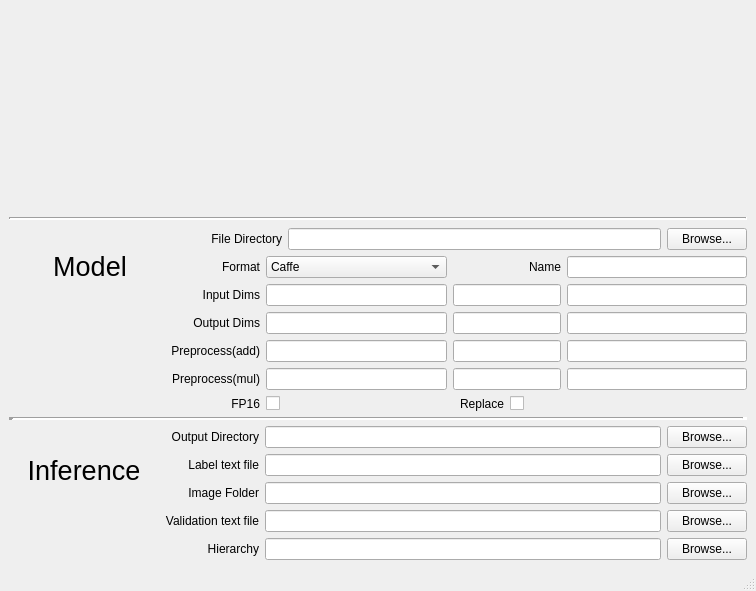
The window that inference_control.ui (kiritigowda/mivisionx-inference-analyzer) describes before a commit, drawn with Qt 5.
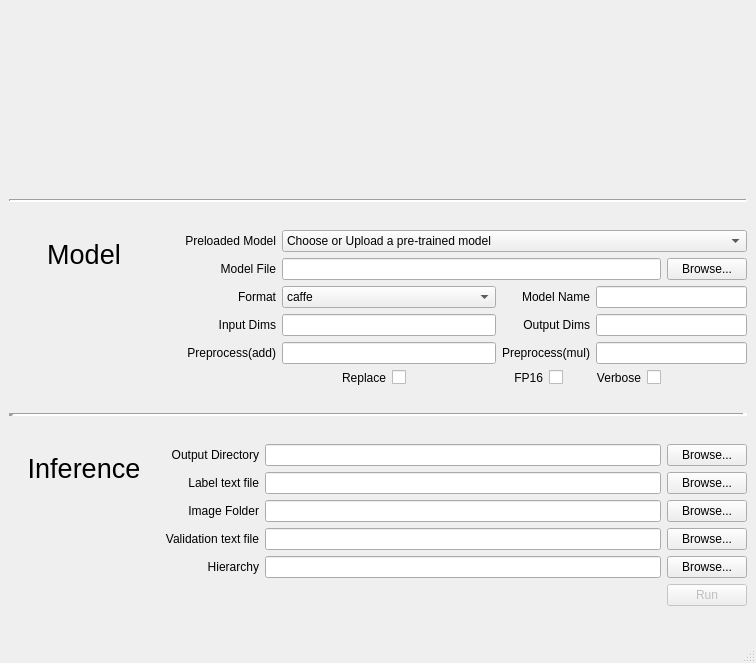
The same window after the commit. Icons and pictures are not drawn.

What changed in the file:
```diff
--- a/inference_control.ui
+++ b/inference_control.ui
@@ -7,7 +7,7 @@
     <x>0</x>
     <y>0</y>
     <width>756</width>
-    <height>591</height>
+    <height>663</height>
    </rect>
   </property>
   <property name="sizePolicy">
@@ -105,6 +105,9 @@
       <property name="orientation">
        <enum>Qt::Vertical</enum>
       </property>
+      <property name="sizeType">
+       <enum>QSizePolicy::Fixed</enum>
+      </property>
       <property name="sizeHint" stdset="0">
        <size>
         <width>20</width>
@@ -114,8 +117,6 @@
      </spacer>
     </item>
     <item>
-     <layout class="QGridLayout" name="gridLayout_3">
-      <item row="0" column="0" rowspan="2" colspan="3">
        <widget class="QFrame" name="frame">
         <property name="frameShape">
          <enum>QFrame::HLine</enum>
@@ -128,8 +129,10 @@
         </property>
        </widget>
       </item>
-      <item row="1" column="1" rowspan="3">
-       <widget class="QFrame" name="frame_3">
+    <item>
+     <layout class="QGridLayout" name="gridLayout">
+      <item row="0" column="0" rowspan="5">
+       <widget class="QFrame" name="model_frame">
         <property name="sizePolicy">
          <sizepolicy hsizetype="MinimumExpanding" vsizetype="Preferred">
           <horstretch>0</horstretch>
@@ -156,20 +159,7 @@
         </property>
         <layout class="QVBoxLayout" name="verticalLayout_2">
          <item>
-          <widget class="QLabel" name="model_icon">
-           <property name="text">
-            <string/>
-           </property>
-           <property name="pixmap">
-            <pixmap>images/model.png</pixmap>
-           </property>
-           <property name="alignment">
-            <set>Qt::AlignCenter</set>
-           </property>
-          </widget>
-         </item>
-         <item>
-          <widget class="QLabel" name="label">
+          <widget class="QLabel" name="model_label">
            <property name="font">
             <font>
              <family>Ubuntu</family>
@@ -202,10 +192,21 @@
         </layout>
        </widget>
       </item>
-      <item row="2" column="2">
-       <layout class="QHBoxLayout" name="horizontalLayout">
-        <item>
-         <widget class="QLabel" name="label_5">
+      <item row="0" column="1">
+       <widget class="QLabel" name="upload_label">
+        <property name="layoutDirection">
+         <enum>Qt::RightToLeft</enum>
+        </property>
+        <property name="text">
+         <string>Preloaded Model</string>
+        </property>
+        <property name="alignment">
+         <set>Qt::AlignRight|Qt::AlignTrailing|Qt::AlignVCenter</set>
+        </property>
+       </widget>
+      </item>
+      <item row="1" column="1">
+       <widget class="QLabel" name="file_label">
           <property name="minimumSize">
            <size>
             <width>111</width>
@@ -218,39 +219,22 @@
            </font>
           </property>
           <property name="text">
-           <string>File Directory</string>
+         <string>Model File</string>
           </property>
           <property name="alignment">
            <set>Qt::AlignRight|Qt::AlignTrailing|Qt::AlignVCenter</set>
           </property>
          </widget>
         </item>
-        <item>
-         <widget class="QLineEdit" name="lineEdit_2">
-          <property name="sizePolicy">
-           <sizepolicy hsizetype="Expanding" vsizetype="Preferred">
-            <horstretch>0</horstretch>
-            <verstretch>0</verstretch>
-           </sizepolicy>
-          </property>
-          <property name="text">
-           <string/>
-          </property>
-         </widget>
-        </item>
-        <item>
-         <widget class="QPushButton" name="pushButton">
+      <item row="1" column="5">
+       <widget class="QPushButton" name="file_pushButton">
           <property name="text">
            <string>Browse...</string>
           </property>
          </widget>
         </item>
-       </layout>
-      </item>
-      <item row="3" column="2">
-       <layout class="QGridLayout" name="gridLayout">
-        <item row="0" column="0">
-         <widget class="QLabel" name="label_3">
+      <item row="2" column="1">
+       <widget class="QLabel" name="format_label">
           <property name="font">
            <font>
             <family>Ubuntu</family>
@@ -264,8 +248,8 @@
           </property>
          </widget>
         </item>
-        <item row="0" column="1">
-         <widget class="QComboBox" name="comboBox_2">
+      <item row="2" column="2">
+       <widget class="QComboBox" name="format_comboBox">
           <property name="font">
            <font>
             <family>Ubuntu</family>
@@ -273,7 +257,7 @@
           </property>
           <item>
            <property name="text">
-            <string>Caffe</string>
+          <string>caffe</string>
            </property>
           </item>
           <item>
@@ -288,15 +272,25 @@
           </item>
          </widget>
         </item>
-        <item row="0" column="4">
-         <widget class="QLineEdit" name="lineEdit">
+      <item row="2" column="3">
+       <widget class="QLabel" name="name_label">
+        <property name="text">
+         <string>Model Name</string>
+        </property>
+        <property name="alignment">
+         <set>Qt::AlignRight|Qt::AlignTrailing|Qt::AlignVCenter</set>
+        </property>
+       </widget>
+      </item>
+      <item row="2" column="4" colspan="2">
+       <widget class="QLineEdit" name="name_lineEdit">
           <property name="text">
            <string/>
           </property>
          </widget>
         </item>
-        <item row="1" column="0">
-         <widget class="QLabel" name="label_6">
+      <item row="3" column="1">
+       <widget class="QLabel" name="idims__label">
           <property name="font">
            <font>
             <family>Ubuntu</family>
@@ -310,29 +304,15 @@
           </property>
          </widget>
         </item>
-        <item row="1" column="1">
-         <widget class="QLineEdit" name="lineEdit_3">
+      <item row="3" column="2">
+       <widget class="QLineEdit" name="idims_lineEdit">
           <property name="text">
            <string/>
           </property>
          </widget>
         </item>
-        <item row="1" column="2" colspan="2">
-         <widget class="QLineEdit" name="lineEdit_4">
-          <property name="text">
-           <string/>
-          </property>
-         </widget>
-        </item>
-        <item row="1" column="4">
-         <widget class="QLineEdit" name="lineEdit_5">
-          <property name="text">
-           <string/>
-          </property>
-         </widget>
-        </item>
-        <item row="2" column="0">
-         <widget class="QLabel" name="label_7">
+      <item row="3" column="3">
+       <widget class="QLabel" name="odims_label">
           <property name="font">
            <font>
             <family>Ubuntu</family>
@@ -346,29 +326,15 @@
           </property>
          </widget>
         </item>
-        <item row="2" column="1">
-         <widget class="QLineEdit" name="lineEdit_6">
+      <item row="3" column="4" colspan="2">
+       <widget class="QLineEdit" name="odims_lineEdit">
           <property name="text">
            <string/>
           </property>
          </widget>
         </item>
-        <item row="2" column="2" colspan="2">
-         <widget class="QLineEdit" name="lineEdit_7">
-          <property name="text">
-           <string/>
-          </property>
-         </widget>
-        </item>
-        <item row="2" column="4">
-         <widget class="QLineEdit" name="lineEdit_8">
-          <property name="text">
-           <string/>
-          </property>
-         </widget>
-        </item>
-        <item row="3" column="0">
-         <widget class="QLabel" name="label_13">
+      <item row="4" column="1">
+       <widget class="QLabel" name="padd_label">
           <property name="font">
            <font>
             <family>Ubuntu</family>
@@ -382,29 +348,15 @@
           </property>
          </widget>
         </item>
-        <item row="3" column="1">
-         <widget class="QLineEdit" name="lineEdit_14">
+      <item row="4" column="2">
+       <widget class="QLineEdit" name="padd_lineEdit">
           <property name="text">
            <string/>
           </property>
          </widget>
         </item>
-        <item row="3" column="2" colspan="2">
-         <widget class="QLineEdit" name="lineEdit_15">
-          <property name="text">
-           <string/>
-          </property>
-         </widget>
-        </item>
-        <item row="3" column="4">
-         <widget class="QLineEdit" name="lineEdit_16">
-          <property name="text">
-           <string/>
-          </property>
-         </widget>
-        </item>
-        <item row="4" column="0">
-         <widget class="QLabel" name="label_14">
+      <item row="4" column="3">
+       <widget class="QLabel" name="pmul_label">
           <property name="font">
            <font>
             <family>Ubuntu</family>
@@ -418,51 +370,17 @@
           </property>
          </widget>
         </item>
-        <item row="4" column="1">
-         <widget class="QLineEdit" name="lineEdit_18">
-          <property name="text">
-           <string/>
-          </property>
-         </widget>
-        </item>
-        <item row="4" column="2" colspan="2">
-         <widget class="QLineEdit" name="lineEdit_19">
-          <property name="text">
-           <string/>
-          </property>
-         </widget>
-        </item>
-        <item row="4" column="4">
-         <widget class="QLineEdit" name="lineEdit_17">
-          <property name="text">
-           <string/>
-          </property>
-         </widget>
-        </item>
-        <item row="5" column="0">
-         <widget class="QLabel" name="label_15">
-          <property name="font">
-           <font>
-            <family>Ubuntu</family>
-           </font>
-          </property>
-          <property name="text">
-           <string>FP16</string>
-          </property>
-          <property name="alignment">
-           <set>Qt::AlignRight|Qt::AlignTrailing|Qt::AlignVCenter</set>
-          </property>
-         </widget>
-        </item>
-        <item row="5" column="1">
-         <widget class="QCheckBox" name="checkBox">
+      <item row="4" column="4" colspan="2">
+       <widget class="QLineEdit" name="pmul_lineEdit">
           <property name="text">
            <string/>
           </property>
          </widget>
         </item>
         <item row="5" column="2">
-         <widget class="QLabel" name="label_16">
+       <layout class="QHBoxLayout" name="replace_Layout">
+        <item>
+         <widget class="QLabel" name="replace_label">
           <property name="text">
            <string>Replace</string>
           </property>
@@ -471,25 +389,84 @@
           </property>
          </widget>
         </item>
+        <item>
+         <widget class="QCheckBox" name="replace_checkBox">
+          <property name="text">
+           <string/>
+          </property>
+         </widget>
+        </item>
+       </layout>
+      </item>
         <item row="5" column="3">
-         <widget class="QCheckBox" name="checkBox_2">
+       <layout class="QHBoxLayout" name="fp16_Layout">
+        <item>
+         <widget class="QLabel" name="fp16_label">
+          <property name="font">
+           <font>
+            <family>Ubuntu</family>
+           </font>
+          </property>
           <property name="text">
+           <string>FP16</string>
+          </property>
+          <property name="alignment">
+           <set>Qt::AlignRight|Qt::AlignTrailing|Qt::AlignVCenter</set>
+          </property>
+         </widget>
+        </item>
+        <item>
+         <widget class="QCheckBox" name="fp16_checkBox">
+          <property name="text">
            <string/>
           </property>
          </widget>
         </item>
-        <item row="0" column="3">
-         <widget class="QLabel" name="label_4">
+       </layout>
+      </item>
+      <item row="5" column="4">
+       <layout class="QHBoxLayout" name="verbose_Layout">
+        <item>
+         <widget class="QLabel" name="verbose_label">
           <property name="text">
-           <string>Name</string>
+           <string>Verbose</string>
           </property>
           <property name="alignment">
            <set>Qt::AlignRight|Qt::AlignTrailing|Qt::AlignVCenter</set>
           </property>
          </widget>
         </item>
+        <item>
+         <widget class="QCheckBox" name="verbose_checkBox">
+          <property name="text">
+           <string/>
+          </property>
+         </widget>
+        </item>
        </layout>
       </item>
+      <item row="1" column="2" colspan="3">
+       <widget class="QLineEdit" name="file_lineEdit">
+        <property name="sizePolicy">
+         <sizepolicy hsizetype="Expanding" vsizetype="Preferred">
+          <horstretch>0</horstretch>
+          <verstretch>0</verstretch>
+         </sizepolicy>
+        </property>
+        <property name="text">
+         <string/>
+        </property>
+       </widget>
+      </item>
+      <item row="0" column="2" colspan="4">
+       <widget class="QComboBox" name="upload_comboBox">
+        <item>
+         <property name="text">
+          <string>Choose or Upload a pre-trained model</string>
+         </property>
+        </item>
+       </widget>
+      </item>
      </layout>
     </item>
     <item>
@@ -506,9 +483,99 @@
      </widget>
     </item>
     <item>
-     <layout class="QGridLayout" name="gridLayout_2">
+     <layout class="QGridLayout" name="inference_gridLayout">
+      <item row="1" column="2">
+       <widget class="QLineEdit" name="label_lineEdit">
+        <property name="enabled">
+         <bool>true</bool>
+        </property>
+        <property name="text">
+         <string/>
+        </property>
+       </widget>
+      </item>
+      <item row="4" column="1">
+       <widget class="QLabel" name="hier_label">
+        <property name="text">
+         <string>Hierarchy</string>
+        </property>
+        <property name="alignment">
+         <set>Qt::AlignRight|Qt::AlignTrailing|Qt::AlignVCenter</set>
+        </property>
+       </widget>
+      </item>
+      <item row="2" column="3">
+       <widget class="QPushButton" name="image_pushButton">
+        <property name="enabled">
+         <bool>true</bool>
+        </property>
+        <property name="text">
+         <string>Browse...</string>
+        </property>
+       </widget>
+      </item>
+      <item row="3" column="3">
+       <widget class="QPushButton" name="val_pushButton">
+        <property name="enabled">
+         <bool>true</bool>
+        </property>
+        <property name="text">
+         <string>Browse...</string>
+        </property>
+       </widget>
+      </item>
+      <item row="4" column="3">
+       <widget class="QPushButton" name="hier_pushButton">
+        <property name="enabled">
+         <bool>true</bool>
+        </property>
+        <property name="text">
+         <string>Browse...</string>
+        </property>
+       </widget>
+      </item>
+      <item row="4" column="2">
+       <widget class="QLineEdit" name="hier_lineEdit">
+        <property name="enabled">
+         <bool>true</bool>
+        </property>
+        <property name="text">
+         <string/>
+        </property>
+       </widget>
+      </item>
+      <item row="3" column="2">
+       <widget class="QLineEdit" name="val_lineEdit">
+        <property name="enabled">
+         <bool>true</bool>
+        </property>
+        <property name="text">
+         <string/>
+        </property>
+       </widget>
+      </item>
+      <item row="0" column="2">
+       <widget class="QLineEdit" name="output_lineEdit">
+        <property name="enabled">
+         <bool>true</bool>
+        </property>
+        <property name="text">
+         <string/>
+        </property>
+       </widget>
+      </item>
+      <item row="3" column="1">
+       <widget class="QLabel" name="val_label">
+        <property name="text">
+         <string>Validation text file</string>
+        </property>
+        <property name="alignment">
+         <set>Qt::AlignRight|Qt::AlignTrailing|Qt::AlignVCenter</set>
+        </property>
+       </widget>
+      </item>
       <item row="0" column="0" rowspan="5">
-       <widget class="QFrame" name="frame_4">
+       <widget class="QFrame" name="inference_frame">
         <property name="sizePolicy">
          <sizepolicy hsizetype="MinimumExpanding" vsizetype="Preferred">
           <horstretch>0</horstretch>
@@ -535,20 +602,7 @@
         </property>
         <layout class="QVBoxLayout" name="verticalLayout_3">
          <item>
-          <widget class="QLabel" name="inference_icon">
-           <property name="text">
-            <string/>
-           </property>
-           <property name="pixmap">
-            <pixmap>images/inference_icon.png</pixmap>
-           </property>
-           <property name="alignment">
-            <set>Qt::AlignCenter</set>
-           </property>
-          </widget>
-         </item>
-         <item>
-          <widget class="QLabel" name="label_2">
+          <widget class="QLabel" name="inference_label">
            <property name="font">
             <font>
              <pointsize>20</pointsize>
@@ -578,126 +632,76 @@
         </layout>
        </widget>
       </item>
-      <item row="1" column="2">
-       <widget class="QLineEdit" name="lineEdit_10">
-        <property name="text">
-         <string/>
-        </property>
-       </widget>
-      </item>
-      <item row="1" column="1">
-       <widget class="QLabel" name="label_9">
-        <property name="text">
-         <string>Label text file</string>
-        </property>
-        <property name="alignment">
-         <set>Qt::AlignRight|Qt::AlignTrailing|Qt::AlignVCenter</set>
-        </property>
-       </widget>
-      </item>
-      <item row="2" column="1">
-       <widget class="QLabel" name="label_10">
-        <property name="text">
-         <string>Image Folder</string>
-        </property>
-        <property name="alignment">
-         <set>Qt::AlignRight|Qt::AlignTrailing|Qt::AlignVCenter</set>
-        </property>
-       </widget>
-      </item>
-      <item row="3" column="1">
-       <widget class="QLabel" name="label_11">
-        <property name="text">
-         <string>Validation text file</string>
-        </property>
-        <property name="alignment">
-         <set>Qt::AlignRight|Qt::AlignTrailing|Qt::AlignVCenter</set>
-        </property>
-       </widget>
-      </item>
-      <item row="4" column="1">
-       <widget class="QLabel" name="label_12">
-        <property name="text">
-         <string>Hierarchy</string>
-        </property>
-        <property name="alignment">
-         <set>Qt::AlignRight|Qt::AlignTrailing|Qt::AlignVCenter</set>
-        </property>
-       </widget>
-      </item>
-      <item row="0" column="1">
-       <widget class="QLabel" name="label_8">
-        <property name="text">
-         <string>Output Directory</string>
-        </property>
-        <property name="alignment">
-         <set>Qt::AlignRight|Qt::AlignTrailing|Qt::AlignVCenter</set>
-        </property>
-       </widget>
-      </item>
-      <item row="2" column="2">
-       <widget class="QLineEdit" name="lineEdit_11">
-        <property name="text">
-         <string/>
-        </property>
-       </widget>
-      </item>
-      <item row="3" column="2">
-       <widget class="QLineEdit" name="lineEdit_12">
-        <property name="text">
-         <string/>
-        </property>
-       </widget>
-      </item>
-      <item row="0" column="3">
-       <widget class="QPushButton" name="pushButton_2">
-        <property name="text">
-         <string>Browse...</string>
-        </property>
-       </widget>
-      </item>
-      <item row="4" column="2">
-       <widget class="QLineEdit" name="lineEdit_13">
-        <property name="text">
-         <string/>
-        </property>
-       </widget>
-      </item>
       <item row="1" column="3">
-       <widget class="QPushButton" name="pushButton_3">
-        <property name="text">
-         <string>Browse...</string>
+       <widget class="QPushButton" name="label_pushButton">
+        <property name="enabled">
+         <bool>true</bool>
         </property>
-       </widget>
-      </item>
-      <item row="2" column="3">
-       <widget class="QPushButton" name="pushButton_4">
         <property name="text">
          <string>Browse...</string>
         </property>
        </widget>
       </item>
-      <item row="3" column="3">
-       <widget class="QPushButton" name="pushButton_5">
+      <item row="0" column="1">
+       <widget class="QLabel" name="output_label">
         <property name="text">
-         <string>Browse...</string>
+         <string>Output Directory</string>
         </property>
-       </widget>
-      </item>
-      <item row="4" column="3">
-       <widget class="QPushButton" name="pushButton_6">
-        <property name="text">
-         <string>Browse...</string>
+        <property name="alignment">
+         <set>Qt::AlignRight|Qt::AlignTrailing|Qt::AlignVCenter</set>
         </property>
        </widget>
       </item>
-      <item row="0" column="2">
-       <widget class="QLineEdit" name="lineEdit_9">
+      <item row="2" column="2">
+       <widget class="QLineEdit" name="image_lineEdit">
+        <property name="enabled">
+         <bool>true</bool>
+        </property>
         <property name="text">
          <string/>
         </property>
        </widget>
       </item>
+      <item row="2" column="1">
+       <widget class="QLabel" name="image_label">
+        <property name="text">
+         <string>Image Folder</string>
+        </property>
+        <property name="alignment">
+         <set>Qt::AlignRight|Qt::AlignTrailing|Qt::AlignVCenter</set>
+        </property>
+       </widget>
+      </item>
+      <item row="0" column="3">
+       <widget class="QPushButton" name="output_pushButton">
+        <property name="enabled">
+         <bool>true</bool>
+        </property>
+        <property name="text">
+         <string>Browse...</string>
+        </property>
+       </widget>
+      </item>
+      <item row="1" column="1">
+       <widget class="QLabel" name="label_label">
+        <property name="text">
+         <string>Label text file</string>
+        </property>
+        <property name="alignment">
+         <set>Qt::AlignRight|Qt::AlignTrailing|Qt::AlignVCenter</set>
+        </property>
+       </widget>
+      </item>
+      <item row="5" column="3">
+       <widget class="QPushButton" name="run_pushButton">
+        <property name="enabled">
+         <bool>false</bool>
+        </property>
+        <property name="text">
+         <string>Run</string>
+        </property>
+       </widget>
+      </item>
      </layout>
     </item>
    </layout>
```
Left out of the diff: 45 changed lines with no effect on the pictures. Lines whose indentation alone changed are shown as unchanged.
